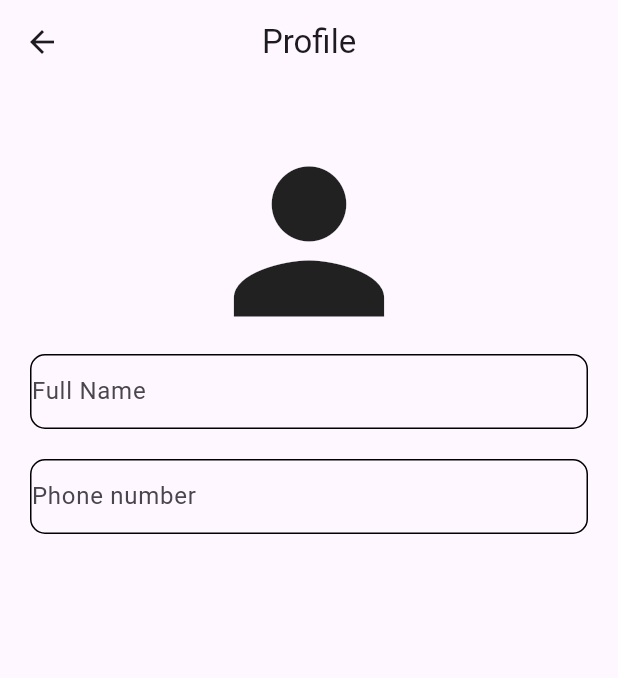
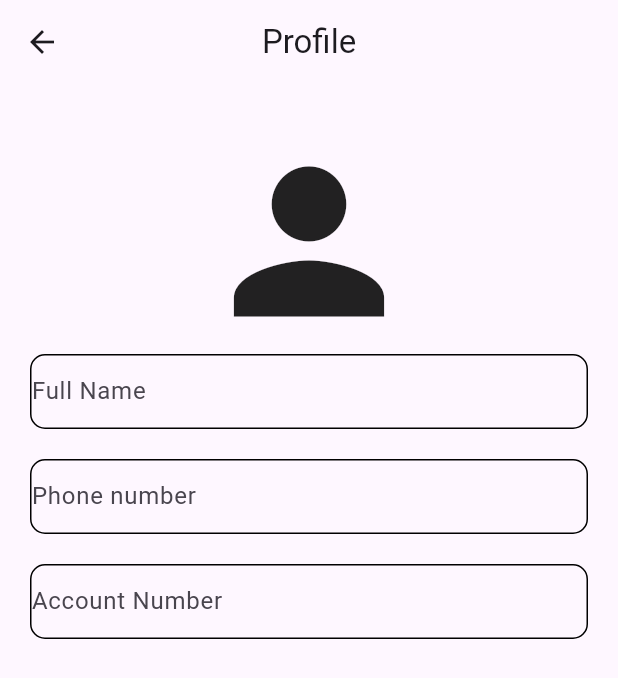
Before and after one commit to aniketsol456/token_generation_application, a Flutter app: the ProfilePage screen opened directly, on a phone screen of 412 x 824 dp. Shown: the top 678 px of the screen. Run offline on Flutter 3.47's test engine with Material 3 defaults, Android fonts, the phone set to English and light mode, and no system bars; our stand-ins replace cloud_firestore, firebase_auth, firebase_core, get, pinput; accounts and stored records are empty; network calls fail.

Commit message:
add changes

```diff
--- a/lib/services/firbase_option.dart
+++ b/lib/services/firbase_option.dart
@@ -23,12 +23,12 @@ class FirebaseOperations {
     return resp;
   }
 
-  static Stream<QuerySnapshot> fetchTransactions() {
+  static Stream<QuerySnapshot> fetchdata() {
     CollectionReference User = db.collection("transactions");
     return User.snapshots();
   }
 
-  static deleteTranscation(String id) {
+  static deletedata(String id) {
     String resp = '';
     DocumentReference docRef = db.collection("transactions").doc(id);
     docRef.delete().whenComplete(() {
--- a/lib/user_screen/login_screen.dart
+++ b/lib/user_screen/login_screen.dart
@@ -71,7 +71,7 @@ class _LoginScreenState extends State<LoginScreen> {
       body: Center(
         child: Container(
           width: 300,
-          height: 550,
+          height: 400,
           decoration: BoxDecoration(
               borderRadius: BorderRadius.circular(15),
               border: Border.all(color: Colors.black, width: 3),
--- a/lib/user_screen/profile_screen.dart
+++ b/lib/user_screen/profile_screen.dart
@@ -8,8 +8,11 @@ class ProfilePage extends StatefulWidget {
 }
 
 class _ProfilePageState extends State<ProfilePage> {
-  late String firstName = '';
-  late String lastName = '';
+  TextEditingController fullname = TextEditingController();
+  TextEditingController accountnum = TextEditingController();
+  TextEditingController phonenum = TextEditingController();
+  late String fullName = '';
+  late String accoutnumber = '';
   late String phoneNumber = '';
 
   @override
@@ -42,6 +45,7 @@ class _ProfilePageState extends State<ProfilePage> {
                         borderRadius: BorderRadius.circular(10),
                       ),
                       child: TextField(
+                        controller: fullname,
                         decoration: InputDecoration(
                           border: InputBorder.none,
                           hintText: 'Full Name',
@@ -61,9 +65,33 @@ class _ProfilePageState extends State<ProfilePage> {
                         borderRadius: BorderRadius.circular(10),
                       ),
                       child: TextField(
+                        controller: phonenum,
                         decoration: InputDecoration(
                           border: InputBorder.none,
                           hintText: 'Phone number',
+                        ),
+                      ),
+                    ),
+                  ),
+                ],
+              ),
+              SizedBox(
+                height: 20,
+              ),
+              Row(
+                mainAxisAlignment: MainAxisAlignment.spaceBetween,
+                children: [
+                  Expanded(
+                    child: Container(
+                      decoration: BoxDecoration(
+                        border: Border.all(color: Colors.black),
+                        borderRadius: BorderRadius.circular(10),
+                      ),
+                      child: TextField(
+                        controller: accountnum,
+                        decoration: InputDecoration(
+                          border: InputBorder.none,
+                          hintText: 'Account Number',
                         ),
                       ),
                     ),
--- a/lib/user_screen/signup_screen.dart
+++ b/lib/user_screen/signup_screen.dart
@@ -59,7 +59,7 @@ class _SignupScreenState extends State<SignupScreen> {
 
   void submitform() async {
     await FirebaseAuth.instance.verifyPhoneNumber(
-      phoneNumber: '${countrycode.text + _phoneNumber}',
+      phoneNumber: '+91 ${_phoneNumber}',
       verificationCompleted: (PhoneAuthCredential credential) {},
       verificationFailed: (FirebaseAuthException e) {},
       codeSent: (String verificationId, int? resendToken) {
```
Also changed, not shown: lib/user_screen/otp_screen.dart (+4 -8 lines).
